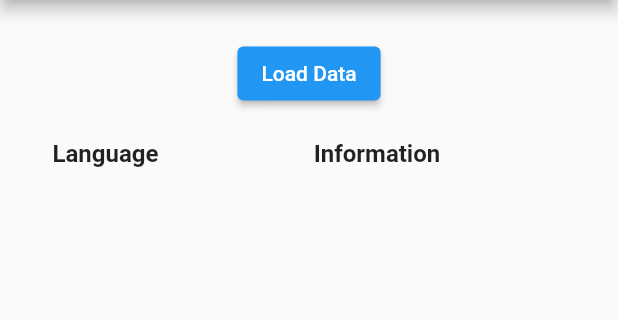
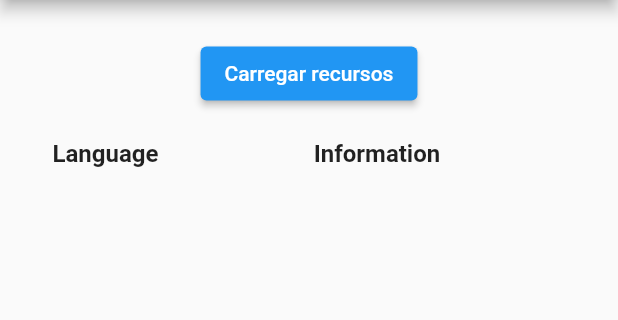
Before and after one commit to MarcusWeil/language_validator, a Flutter app: the screen it shows after launch, on a phone screen of 412 x 824 dp, the part 84-404 px from its top. Run offline on Flutter 3.47's test engine with Material 2 defaults, Android fonts, the phone set to English and light mode, and no system bars.

Commit message:
snackbar insertion

```diff
--- a/lib/main.dart
+++ b/lib/main.dart
@@ -2,6 +2,8 @@ import 'package:flutter/material.dart';
 import 'dart:convert';
 
 import 'package:flutter/services.dart';
+
+import 'shared/snackbar.dart';
 
 void main() {
   runApp(const MyApp());
@@ -12,11 +14,13 @@ class MyApp extends StatelessWidget {
 
   @override
   Widget build(BuildContext context) {
-    return const MaterialApp(
+    return MaterialApp(
+      scaffoldMessengerKey:
+          FlutterSnackBar.instance.flutterScaffoldMessengerKey,
       // Hide the debug banner
       debugShowCheckedModeBanner: false,
       title: 'Language_validator',
-      home: HomePage(),
+      home: const HomePage(),
     );
   }
 }
@@ -36,6 +40,13 @@ class _HomePageState extends State<HomePage> {
     final data = await json.decode(response);
     setState(() {
       _items = data["items"];
+      if (_items.isEmpty || _items == null) {
+        FlutterSnackBar.instance
+            .showSnackBarError('Falha ao carregar recursos');
+      } else {
+        FlutterSnackBar.instance
+            .showSnackBarSucess('Recursos carregados com sucesso!');
+      }
     });
   }
 
@@ -53,7 +64,7 @@ class _HomePageState extends State<HomePage> {
         child: Column(
           children: [
             ElevatedButton(
-              child: const Text('Load Data'),
+              child: const Text('Carregar recursos'),
               onPressed: readJson,
             ),
             Padding(
```
Also changed, not shown: lib/shared/snackbar.dart (added, +30 -0 lines).
